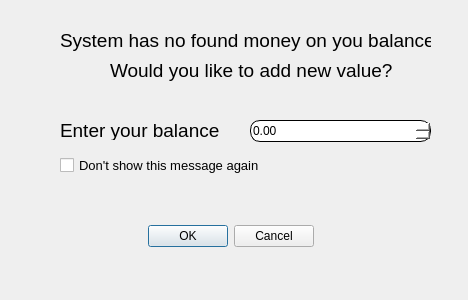
ihareal/budgeting, file askforuserbalance.ui: the form before one commit.
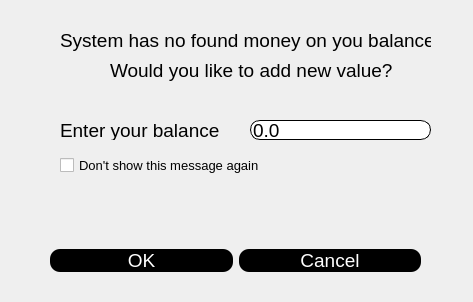
The form after the commit.

```diff
--- a/askforuserbalance.ui
+++ b/askforuserbalance.ui
@@ -6,8 +6,8 @@
    <rect>
     <x>0</x>
     <y>0</y>
-    <width>468</width>
-    <height>300</height>
+    <width>473</width>
+    <height>302</height>
    </rect>
   </property>
   <property name="sizePolicy">
@@ -18,7 +18,7 @@
   </property>
   <property name="minimumSize">
    <size>
-    <width>400</width>
+    <width>473</width>
     <height>300</height>
    </size>
   </property>
@@ -31,46 +31,6 @@
   <property name="windowTitle">
    <string>Dialog</string>
   </property>
-  <widget class="QDialogButtonBox" name="buttonBox">
-   <property name="geometry">
-    <rect>
-     <x>60</x>
-     <y>220</y>
-     <width>341</width>
-     <height>32</height>
-    </rect>
-   </property>
-   <property name="styleSheet">
-    <string notr="true"/>
-   </property>
-   <property name="orientation">
-    <enum>Qt::Horizontal</enum>
-   </property>
-   <property name="standardButtons">
-    <set>QDialogButtonBox::Cancel|QDialogButtonBox::Ok</set>
-   </property>
-   <property name="centerButtons">
-    <bool>true</bool>
-   </property>
-  </widget>
-  <widget class="QDoubleSpinBox" name="doubleSpinBox">
-   <property name="geometry">
-    <rect>
-     <x>250</x>
-     <y>120</y>
-     <width>181</width>
-     <height>22</height>
-    </rect>
-   </property>
-   <property name="styleSheet">
-    <string notr="true">#doubleSpinBox{
-background-color: white; 
-border-style: outset;
-border-width: 1px;
-border-radius: 10px;
-}</string>
-   </property>
-  </widget>
   <widget class="QCheckBox" name="checkBox">
    <property name="geometry">
     <rect>
@@ -147,6 +107,97 @@
     <string>Would you like to add new value?</string>
    </property>
   </widget>
+  <widget class="QWidget" name="horizontalLayoutWidget">
+   <property name="geometry">
+    <rect>
+     <x>50</x>
+     <y>230</y>
+     <width>371</width>
+     <height>61</height>
+    </rect>
+   </property>
+   <layout class="QHBoxLayout" name="horizontalLayout">
+    <item>
+     <widget class="QPushButton" name="okButton">
+      <property name="font">
+       <font>
+        <family>Segoe UI</family>
+        <pointsize>14</pointsize>
+       </font>
+      </property>
+      <property name="styleSheet">
+       <string notr="true">#okButton {
+background-color: black;
+border-color: yellow;
+color: white;
+border-radius: 10px;
+}
+
+#okButton:hover{
+background-color: white;
+color: black;
+}</string>
+      </property>
+      <property name="text">
+       <string>OK</string>
+      </property>
+     </widget>
+    </item>
+    <item>
+     <widget class="QPushButton" name="pushButton_2">
+      <property name="font">
+       <font>
+        <family>Segoe UI</family>
+        <pointsize>14</pointsize>
+       </font>
+      </property>
+      <property name="styleSheet">
+       <string notr="true">#pushButton_2{
+background-color: black;
+border-color: yellow;
+color: white;
+border-radius: 10px;
+}
+
+#pushButton_2:hover{
+background-color: white;
+color: black;
+}</string>
+      </property>
+      <property name="text">
+       <string>Cancel</string>
+      </property>
+     </widget>
+    </item>
+   </layout>
+  </widget>
+  <widget class="QLineEdit" name="balanceLineEdit">
+   <property name="geometry">
+    <rect>
+     <x>250</x>
+     <y>120</y>
+     <width>181</width>
+     <height>20</height>
+    </rect>
+   </property>
+   <property name="font">
+    <font>
+     <family>Segoe UI</family>
+     <pointsize>14</pointsize>
+    </font>
+   </property>
+   <property name="styleSheet">
+    <string notr="true">#balanceLineEdit{
+background-color: white; 
+border-style: outset;
+border-width: 1px;
+border-radius: 10px;
+}</string>
+   </property>
+   <property name="text">
+    <string>0.0</string>
+   </property>
+  </widget>
  </widget>
  <resources/>
  <connections>
```
Left out of the diff: 35 changed lines with no effect on the pictures.
